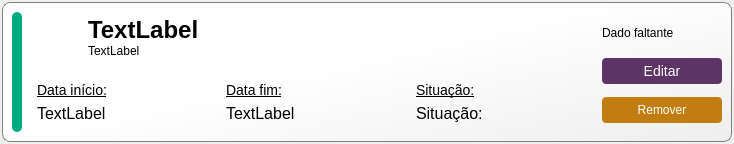
The window that Design/UI/itemResumoCNIS.ui (newprev/PrevCliente) describes before a commit, drawn with Qt 5.
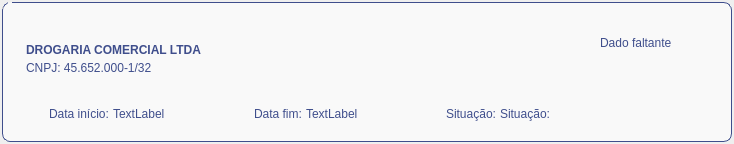
The same window after the commit. Icons and pictures are not drawn.

Patch:
```diff
--- a/Design/UI/itemResumoCNIS.ui
+++ b/Design/UI/itemResumoCNIS.ui
@@ -14,107 +14,82 @@
    <string>Form</string>
   </property>
   <property name="styleSheet">
-   <string notr="true">/*-------------------------------- Labels -----------------------------------------*/
+   <string notr="true">/*-------------------------------- Group box -----------------------------------------*/
+#gbMain {
+	background-color: #F9F9F9;
+	border-radius: 8px;
+	border: 1px solid #3F4E8C;
+}
+
+#gbMain::indicator {
+	width: 0px;
+	height: 0px;
+}
+
+#gbMain::indicator:unchecked {
+	image: none;
+}
+
+#gbMain::indicator:checked {
+	image: none;
+}
+
+/*-------------------------------- Labels -----------------------------------------*/
 #lbCdEmp {
-	font-family: &quot;TeX Gyre Adventor&quot;;
-	font-size: 24px;
-	font-weight: 900;
+	font: 16pt &quot;Avenir LT Std&quot;;
+	font-weight: 750;
+
+	color: #3F4E8C;
 }
 
-#lbDataInicio, #lbDataFim, #lbSituacao {
-	font-family: &quot;TeX Gyre Adventor&quot;;
-	font-size: 16px;
+#lbCNPJouNB {
+	font: 12pt &quot;Avenir LT Std&quot;;
+	line-height: 16px;
+	color: #3F4E8C;
 }
 
-#lbInfoDataInicio, #lbInfoDataFim, 
-#lbInfoSituacao {
-	font-family: &quot;TeX Gyre Adventor&quot;;
-	font-size: 14px;
-	text-decoration: underline;
+#lbInfoDataInicio, 
+#lbInfoDataFim, #lbInfoSituacao,
+#lbDataInicio, #lbDataFim, 
+#lbSituacao {
+	font: 11pt &quot;Avenir LT Std&quot;;
+	line-height: 16px;
+	color: #3F4E8C;
 }
 
 #lbInfoFalta {
-	font-family: &quot;TeX Gyre Adventor&quot;;
-	font-size: 12px;
+	font: 10pt &quot;Avenir LT Std&quot;;
+	line-height: 16px;
+	color: #3F4E8C;
 }
 
 /* --------------------------------- Frames --------------------------------- */
-#frMain {
-	/*background-color: white;*/
-	background-color: qlineargradient(spread:pad, x1:0.398, y1:0.5, x2:1, y2:1, stop:0 rgba(255, 255, 255, 255), stop:1 rgba(238, 238, 238, 255));
-	border-radius: 8px;
-	border: 1px solid grey;
-}
-
-#frIcone {
-	background: url(:/remuneracao/remuneracao.png);
-	background-repeat: no-repeat;
-	background-position: center;
-}
-
 #frInfoTag {
 	background: url(:/info/information-black-16.png);
 	background-repeat: no-repeat;
 	background-position: center;
 
-	border-radius: 4px;
+	background-color: transparent;
+	border: 0px solid none;
 }
 
-#frInfoTag:hover {
-	background: url(:/info/information-white-16.png);
-	background-repeat: no-repeat;
-	background-position: center;
-
-	border-radius: 12px;
-	background-color: rgb(136, 138, 133);
-}
-
-#frIndicador{
-	background-color: rgb(0, 170, 127);
-	border-top-left-radius: 5px;
-	border-top-right-radius: 5px;
-	border-bottom-right-radius: 5px;
-	border-bottom-left-radius: 5px;
-}
-
-
 /* --------------------------------- Push Button --------------------------------- */
 #pbEditar {
-	font-family: &quot;TeX Gyre Adventor&quot;;
-	font-size: 14px;
-	color: white;
+	background-image: url(:/opcoes/blueEditar.png);
+	background-repeat: no-repeat;
+	background-position: center;
 
-	border-radius: 4px;
-	background-color: rgb(92, 53, 102);
-}
-
-#pbEditar:hover {
-	font-family: &quot;TeX Gyre Adventor&quot;;
-	font-size: 14px;
-	color: white;
-
-	border-radius: 4px;
-	border: 1px solid;
-	background-color: rgb(112, 73, 122);
+	background-color: transparent;
+	border: 0px solid none;
 }
 
 #pbRemover {
-	font-family: &quot;TeX Gyre Adventor&quot;;
-	font-size: 12px;
-	color: white;
+	background-image: url(:/opcoes/redDeletar.png);
+	background-repeat: no-repeat;
+	background-position: center;
 
-	border-radius: 4px;
-	background-color: rgb(193, 125, 17);
-}
-
-#pbRemover:hover {
-	font-family: &quot;TeX Gyre Adventor&quot;;
-	font-size: 12px;
-	color: white;
-
-	border-radius: 4px;
-	border: 0px solid;
-	background-color: rgb(204, 0, 0);
+	background-color: transparent;
+	border: 0px solid none;
 }</string>
   </property>
   <layout class="QHBoxLayout" name="horizontalLayout">
@@ -134,7 +109,7 @@
     <number>2</number>
    </property>
    <item>
-    <widget class="QFrame" name="frMain">
+    <widget class="QGroupBox" name="gbMain">
      <property name="minimumSize">
       <size>
        <width>680</width>
@@ -147,35 +122,13 @@
        <height>160</height>
       </size>
      </property>
-     <property name="frameShape">
-      <enum>QFrame::StyledPanel</enum>
+     <property name="checkable">
+      <bool>true</bool>
      </property>
-     <property name="frameShadow">
-      <enum>QFrame::Raised</enum>
+     <property name="checked">
+      <bool>false</bool>
      </property>
      <layout class="QHBoxLayout" name="horizontalLayout_2">
-      <item>
-       <widget class="QFrame" name="frIndicador">
-        <property name="minimumSize">
-         <size>
-          <width>10</width>
-          <height>0</height>
-         </size>
-        </property>
-        <property name="maximumSize">
-         <size>
-          <width>10</width>
-          <height>16777215</height>
-         </size>
-        </property>
-        <property name="frameShape">
-         <enum>QFrame::NoFrame</enum>
-        </property>
-        <property name="frameShadow">
-         <enum>QFrame::Raised</enum>
-        </property>
-       </widget>
-      </item>
       <item>
        <widget class="QFrame" name="frame_2">
         <property name="frameShape">
@@ -214,15 +167,15 @@
            <property name="frameShadow">
             <enum>QFrame::Raised</enum>
            </property>
-           <layout class="QHBoxLayout" name="horizontalLayout_3">
+           <layout class="QVBoxLayout" name="verticalLayout_3">
             <property name="spacing">
              <number>4</number>
             </property>
             <property name="leftMargin">
-             <number>8</number>
+             <number>12</number>
             </property>
             <property name="topMargin">
-             <number>0</number>
+             <number>12</number>
             </property>
             <property name="rightMargin">
              <number>0</number>
@@ -230,99 +183,50 @@
             <property name="bottomMargin">
              <number>0</number>
             </property>
-            <item alignment="Qt::AlignTop">
-             <widget class="QFrame" name="frIcone">
+            <item>
+             <widget class="QLabel" name="lbCdEmp">
               <property name="minimumSize">
                <size>
-                <width>40</width>
-                <height>40</height>
+                <width>0</width>
+                <height>0</height>
                </size>
               </property>
               <property name="maximumSize">
                <size>
-                <width>40</width>
+                <width>16777215</width>
+                <height>100</height>
+               </size>
+              </property>
+              <property name="text">
+               <string>DROGARIA COMERCIAL LTDA</string>
+              </property>
+              <property name="wordWrap">
+               <bool>true</bool>
+              </property>
+             </widget>
+            </item>
+            <item>
+             <widget class="QLabel" name="lbCNPJouNB">
+              <property name="text">
+               <string>CNPJ: 45.652.000-1/32</string>
+              </property>
+              <property name="textInteractionFlags">
+               <set>Qt::LinksAccessibleByMouse|Qt::TextSelectableByMouse</set>
+              </property>
+             </widget>
+            </item>
+            <item>
+             <spacer name="verticalSpacer">
+              <property name="orientation">
+               <enum>Qt::Vertical</enum>
+              </property>
+              <property name="sizeHint" stdset="0">
+               <size>
+                <width>20</width>
                 <height>40</height>
                </size>
               </property>
-              <property name="frameShape">
-               <enum>QFrame::NoFrame</enum>
-              </property>
-              <property name="frameShadow">
-               <enum>QFrame::Raised</enum>
-              </property>
-             </widget>
-            </item>
-            <item>
-             <widget class="QFrame" name="frame_8">
-              <property name="frameShape">
-               <enum>QFrame::NoFrame</enum>
-              </property>
-              <property name="frameShadow">
-               <enum>QFrame::Raised</enum>
-              </property>
-              <layout class="QVBoxLayout" name="verticalLayout_3">
-               <property name="spacing">
-                <number>0</number>
-               </property>
-               <property name="leftMargin">
-                <number>8</number>
-               </property>
-               <property name="topMargin">
-                <number>4</number>
-               </property>
-               <property name="rightMargin">
-                <number>0</number>
-               </property>
-               <property name="bottomMargin">
-                <number>4</number>
-               </property>
-               <item>
-                <widget class="QLabel" name="lbCdEmp">
-                 <property name="minimumSize">
-                  <size>
-                   <width>0</width>
-                   <height>0</height>
-                  </size>
-                 </property>
-                 <property name="maximumSize">
-                  <size>
-                   <width>16777215</width>
-                   <height>100</height>
-                  </size>
-                 </property>
-                 <property name="text">
-                  <string>TextLabel</string>
-                 </property>
-                 <property name="wordWrap">
-                  <bool>true</bool>
-                 </property>
-                </widget>
-               </item>
-               <item alignment="Qt::AlignTop">
-                <widget class="QLabel" name="lbCNPJouNB">
-                 <property name="text">
-                  <string>TextLabel</string>
-                 </property>
-                 <property name="textInteractionFlags">
-                  <set>Qt::LinksAccessibleByMouse|Qt::TextSelectableByMouse</set>
-                 </property>
-                </widget>
-               </item>
-               <item>
-                <spacer name="verticalSpacer">
-                 <property name="orientation">
-                  <enum>Qt::Vertical</enum>
-                 </property>
-                 <property name="sizeHint" stdset="0">
-                  <size>
-                   <width>20</width>
-                   <height>40</height>
-                  </size>
-                 </property>
-                </spacer>
-               </item>
-              </layout>
-             </widget>
+             </spacer>
             </item>
            </layout>
           </widget>
@@ -359,15 +263,18 @@
               <property name="frameShadow">
                <enum>QFrame::Raised</enum>
               </property>
-              <layout class="QVBoxLayout" name="verticalLayout_6">
-               <item>
+              <layout class="QGridLayout" name="gridLayout">
+               <property name="horizontalSpacing">
+                <number>4</number>
+               </property>
+               <item row="0" column="0" alignment="Qt::AlignRight">
                 <widget class="QLabel" name="lbInfoDataInicio">
                  <property name="text">
                   <string>Data início:</string>
                  </property>
                 </widget>
                </item>
-               <item>
+               <item row="0" column="1" alignment="Qt::AlignLeft">
                 <widget class="QLabel" name="lbDataInicio">
                  <property name="text">
                   <string>TextLabel</string>
@@ -391,15 +298,18 @@
               <property name="frameShadow">
                <enum>QFrame::Raised</enum>
               </property>
-              <layout class="QVBoxLayout" name="verticalLayout_4">
-               <item>
+              <layout class="QGridLayout" name="gridLayout_2">
+               <property name="horizontalSpacing">
+                <number>4</number>
+               </property>
+               <item row="0" column="0" alignment="Qt::AlignRight">
                 <widget class="QLabel" name="lbInfoDataFim">
                  <property name="text">
                   <string>Data fim:</string>
                  </property>
                 </widget>
                </item>
-               <item>
+               <item row="0" column="1" alignment="Qt::AlignLeft">
                 <widget class="QLabel" name="lbDataFim">
                  <property name="text">
                   <string>TextLabel</string>
@@ -423,15 +333,18 @@
               <property name="frameShadow">
                <enum>QFrame::Raised</enum>
               </property>
-              <layout class="QVBoxLayout" name="verticalLayout_5">
-               <item>
+              <layout class="QGridLayout" name="gridLayout_3">
+               <property name="horizontalSpacing">
+                <number>4</number>
+               </property>
+               <item row="0" column="0" alignment="Qt::AlignRight">
                 <widget class="QLabel" name="lbInfoSituacao">
                  <property name="text">
                   <string>Situação:</string>
                  </property>
                 </widget>
                </item>
-               <item>
+               <item row="0" column="1" alignment="Qt::AlignLeft">
                 <widget class="QLabel" name="lbSituacao">
                  <property name="text">
                   <string>Situação:</string>
@@ -448,7 +361,13 @@
        </widget>
       </item>
       <item>
-       <widget class="QFrame" name="frame">
+       <widget class="QFrame" name="frOpcoes">
+        <property name="sizePolicy">
+         <sizepolicy hsizetype="Minimum" vsizetype="Preferred">
+          <horstretch>0</horstretch>
+          <verstretch>0</verstretch>
+         </sizepolicy>
+        </property>
         <property name="minimumSize">
          <size>
           <width>120</width>
@@ -467,24 +386,83 @@
         <property name="frameShadow">
          <enum>QFrame::Raised</enum>
         </property>
-        <layout class="QVBoxLayout" name="verticalLayout">
-         <property name="spacing">
+        <layout class="QGridLayout" name="gridLayout_4">
+         <property name="leftMargin">
+          <number>0</number>
+         </property>
+         <property name="topMargin">
+          <number>0</number>
+         </property>
+         <property name="rightMargin">
+          <number>0</number>
+         </property>
+         <property name="bottomMargin">
+          <number>0</number>
+         </property>
+         <property name="horizontalSpacing">
           <number>4</number>
          </property>
-         <property name="leftMargin">
-          <number>0</number>
-         </property>
-         <property name="topMargin">
-          <number>0</number>
-         </property>
-         <property name="rightMargin">
-          <number>0</number>
-         </property>
-         <property name="bottomMargin">
-          <number>0</number>
-         </property>
-         <item>
+         <item row="1" column="0">
+          <widget class="QFrame" name="frame">
+           <property name="frameShape">
+            <enum>QFrame::NoFrame</enum>
+           </property>
+           <property name="frameShadow">
+            <enum>QFrame::Raised</enum>
+           </property>
+           <layout class="QHBoxLayout" name="horizontalLayout_3">
+            <property name="bottomMargin">
+             <number>24</number>
+            </property>
+            <item>
+             <widget class="QPushButton" name="pbRemover">
+              <property name="minimumSize">
+               <size>
+                <width>40</width>
+                <height>40</height>
+               </size>
+              </property>
+              <property name="maximumSize">
+               <size>
+                <width>40</width>
+                <height>40</height>
+               </size>
+              </property>
+              <property name="text">
+               <string/>
+              </property>
+             </widget>
+            </item>
+            <item>
+             <widget class="QPushButton" name="pbEditar">
+              <property name="minimumSize">
+               <size>
+                <width>40</width>
+                <height>40</height>
+               </size>
+              </property>
+              <property name="maximumSize">
+               <size>
+                <width>40</width>
+                <height>40</height>
+               </size>
+              </property>
+              <property name="text">
+               <string/>
+              </property>
+             </widget>
+            </item>
+           </layout>
+          </widget>
+         </item>
+         <item row="0" column="0">
           <widget class="QFrame" name="frDadoFaltante">
+           <property name="sizePolicy">
+            <sizepolicy hsizetype="Minimum" vsizetype="Preferred">
+             <horstretch>0</horstretch>
+             <verstretch>0</verstretch>
+            </sizepolicy>
+           </property>
            <property name="minimumSize">
             <size>
              <width>120</width>
@@ -551,32 +529,6 @@
            </layout>
           </widget>
          </item>
-         <item>
-          <widget class="QPushButton" name="pbEditar">
-           <property name="minimumSize">
-            <size>
-             <width>0</width>
-             <height>26</height>
-            </size>
-           </property>
-           <property name="text">
-            <string>Editar</string>
-           </property>
-          </widget>
-         </item>
-         <item>
-          <widget class="QPushButton" name="pbRemover">
-           <property name="minimumSize">
-            <size>
-             <width>0</width>
-             <height>26</height>
-            </size>
-           </property>
-           <property name="text">
-            <string>Remover</string>
-           </property>
-          </widget>
-         </item>
         </layout>
        </widget>
       </item>
```
Left out of the diff: 4 changed lines with no effect on the pictures.
